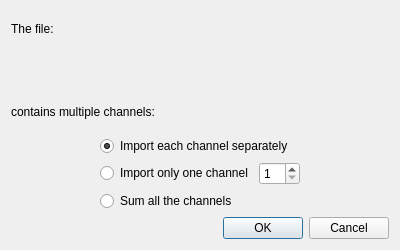
Qt form src/wdialogselectchannel.ui (gillesdegottex/dfasma) before a commit.
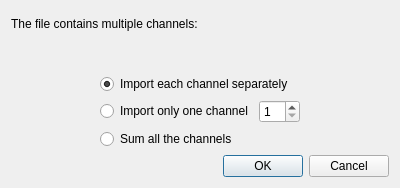
The same form after that commit.

Patch:
```diff
--- a/src/wdialogselectchannel.ui
+++ b/src/wdialogselectchannel.ui
@@ -7,7 +7,7 @@
     <x>0</x>
     <y>0</y>
     <width>400</width>
-    <height>250</height>
+    <height>188</height>
    </rect>
   </property>
   <property name="windowTitle">
@@ -19,7 +19,7 @@
      <item>
       <widget class="QLabel" name="label">
        <property name="text">
-        <string>The file:</string>
+        <string>The file contains multiple channels:</string>
        </property>
       </widget>
      </item>
@@ -30,13 +30,6 @@
        </property>
       </widget>
      </item>
-     <item>
-      <widget class="QLabel" name="label_2">
-       <property name="text">
-        <string>contains multiple channels:</string>
-       </property>
-      </widget>
-     </item>
     </layout>
    </item>
    <item>
```
